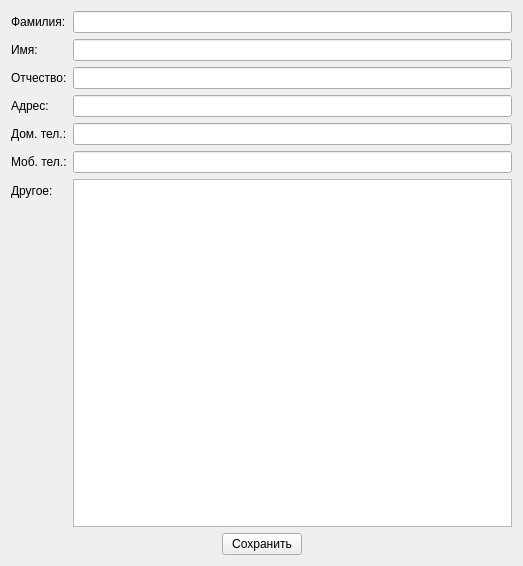
tvz-041/AdressBook_2, file AdressBookEntry.ui: the form before one commit.
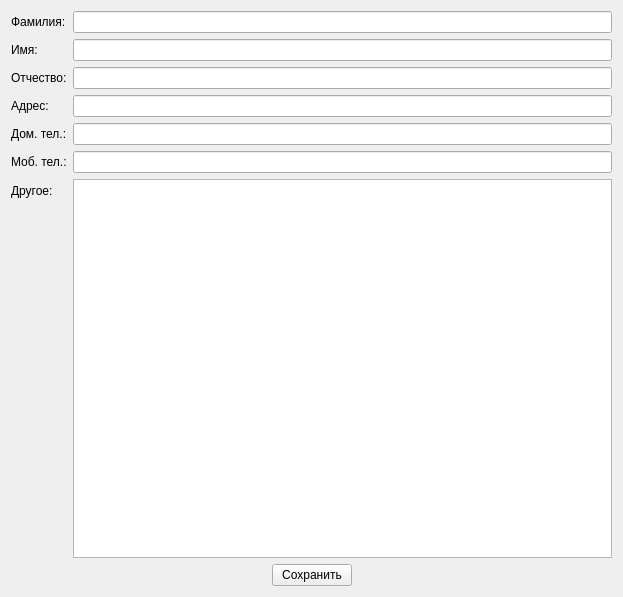
The form after the commit.

Commit message: Рефакторинг имён объектов формы

```diff
--- a/AdressBookEntry.ui
+++ b/AdressBookEntry.ui
@@ -6,8 +6,8 @@
    <rect>
     <x>0</x>
     <y>0</y>
-    <width>523</width>
-    <height>566</height>
+    <width>623</width>
+    <height>597</height>
    </rect>
   </property>
   <property name="windowTitle">
```
Left out of the diff: 30 changed lines with no effect on the pictures.
